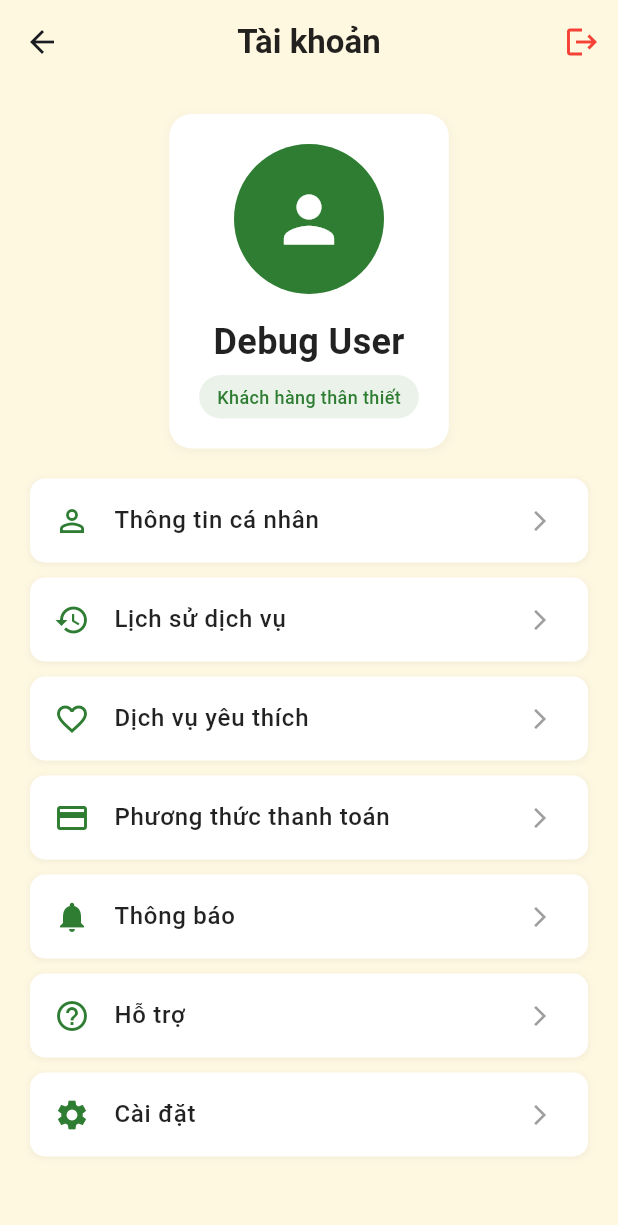
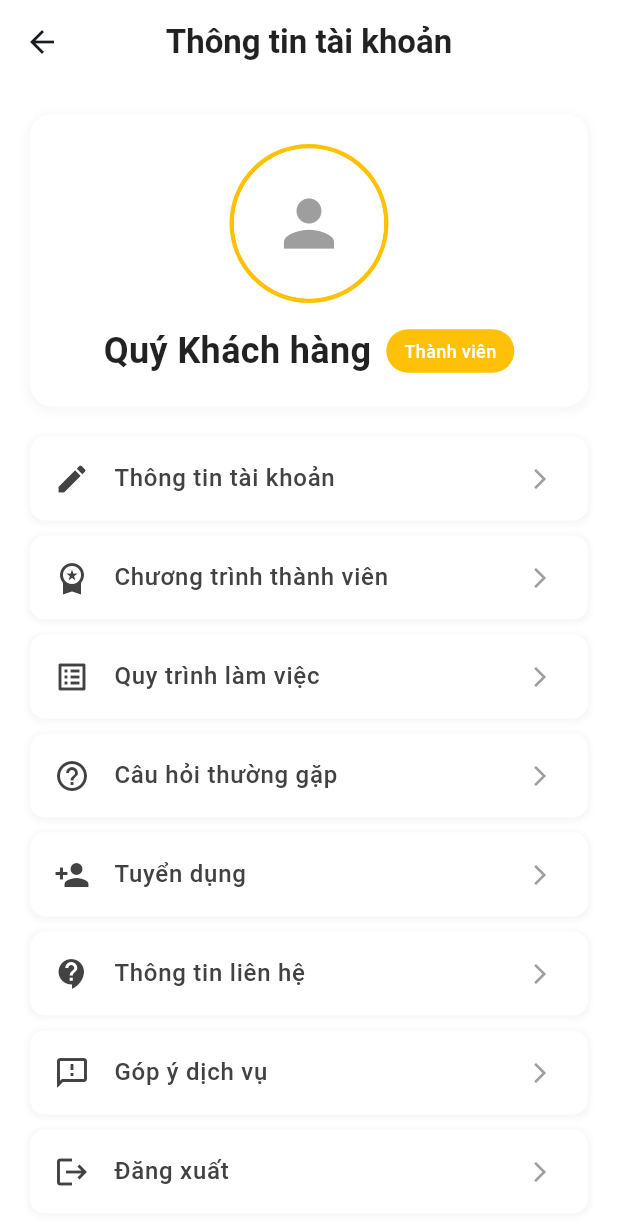
Before and after one commit to tuanpham2xx3/fix4home_mobile, a Flutter app: the ProfileScreen screen opened directly, on a phone screen of 412 x 824 dp. Shown: the top 1225 px of the screen. Run offline on Flutter 3.47's test engine with Material 3 defaults, Android fonts, the phone set to English and light mode, and no system bars; our stand-ins replace app_links, device_info_plus, dio, flutter_riverpod, flutter_secure_storage, flutter_svg and 4 more; accounts and stored records are empty.

Commit message:
implement profile screen

```diff
--- a/lib/features/home/presentation/profile_screen.dart
+++ b/lib/features/home/presentation/profile_screen.dart
@@ -1,6 +1,7 @@
 import 'package:flutter/material.dart';
 import 'package:flutter_riverpod/flutter_riverpod.dart';
 import '../../auth/application/auth_controller.dart';
+import 'feedback_screen.dart';
 
 class ProfileScreen extends ConsumerWidget {
   const ProfileScreen({super.key});
@@ -10,33 +11,25 @@ class ProfileScreen extends ConsumerWidget {
     final authState = ref.watch(authControllerProvider);
 
     return Scaffold(
-      backgroundColor: const Color(0xFFFFF8E1),
+      backgroundColor: Colors.white,
       appBar: AppBar(
         title: const Text(
-          'Tài khoản',
+          'Thông tin tài khoản',
           style: TextStyle(
             fontWeight: FontWeight.bold,
             color: Colors.black87,
           ),
         ),
-        backgroundColor: const Color(0xFFFFF8E1),
+        backgroundColor: Colors.white,
         elevation: 0,
         centerTitle: true,
-        actions: [
-          IconButton(
-            icon: const Icon(Icons.logout, color: Colors.red),
-            onPressed: () {
-              ref.read(authControllerProvider.notifier).logout();
-            },
-          ),
-        ],
       ),
       body: authState.when(
         data: (state) {
           return state.when(
             initial: () => const Center(child: Text('Đang khởi tạo...')),
             loading: () => const Center(child: CircularProgressIndicator()),
-            authenticated: (user) => _buildProfileContent(context, user.name),
+            authenticated: (user) => _buildProfileContent(context, ref),
             unauthenticated: () => const Center(child: Text('Chưa đăng nhập')),
             error: (message) => Center(child: Text('Lỗi: $message')),
           );
@@ -47,7 +40,7 @@ class ProfileScreen extends ConsumerWidget {
     );
   }
 
-  Widget _buildProfileContent(BuildContext context, String userName) {
+  Widget _buildProfileContent(BuildContext context, WidgetRef ref) {
     return SingleChildScrollView(
       padding: const EdgeInsets.all(20),
       child: Column(
@@ -69,39 +62,55 @@ class ProfileScreen extends ConsumerWidget {
             ),
             child: Column(
               children: [
-                const CircleAvatar(
+                // Avatar with yellow border
+                Container(
+                  decoration: BoxDecoration(
+                    shape: BoxShape.circle,
+                    border: Border.all(
+                      color: const Color(0xFFFFC107),
+                      width: 3,
+                    ),
+                  ),
+                  child: const CircleAvatar(
                     radius: 50,
-                  backgroundColor: Color(0xFF2E7D32),
+                    backgroundColor: Colors.white,
                     child: Icon(
                       Icons.person,
                       size: 50,
-                    color: Colors.white,
+                      color: Colors.grey,
+                    ),
                   ),
                 ),
                 const SizedBox(height: 15),
-                Text(
-                  userName,
-                  style: const TextStyle(
+                // Greeting and Member button
+                Row(
+                  mainAxisAlignment: MainAxisAlignment.center,
+                  children: [
+                    const Text(
+                      'Quý Khách hàng',
+                      style: TextStyle(
                         fontSize: 24,
                         fontWeight: FontWeight.bold,
                         color: Colors.black87,
                       ),
                     ),
-                const SizedBox(height: 5),
+                    const SizedBox(width: 10),
                     Container(
                       padding: const EdgeInsets.symmetric(horizontal: 12, vertical: 6),
                       decoration: BoxDecoration(
-                    color: const Color(0xFF2E7D32).withValues(alpha: 0.1),
+                        color: const Color(0xFFFFC107),
                         borderRadius: BorderRadius.circular(15),
                       ),
                       child: const Text(
-                    'Khách hàng thân thiết',
+                        'Thành viên',
                         style: TextStyle(
-                      color: Color(0xFF2E7D32),
+                          color: Colors.white,
                           fontSize: 12,
                           fontWeight: FontWeight.w500,
                         ),
                       ),
+                    ),
+                  ],
                 ),
               ],
             ),
@@ -111,39 +120,53 @@ class ProfileScreen extends ConsumerWidget {
 
           // Menu Items
           _buildMenuItem(
-            icon: Icons.person_outline,
-            title: 'Thông tin cá nhân',
+            icon: Icons.edit,
+            title: 'Thông tin tài khoản',
             onTap: () {},
           ),
           _buildMenuItem(
-            icon: Icons.history,
-            title: 'Lịch sử dịch vụ',
+            icon: Icons.workspace_premium,
+            title: 'Chương trình thành viên',
             onTap: () {},
           ),
           _buildMenuItem(
-            icon: Icons.favorite_outline,
-            title: 'Dịch vụ yêu thích',
-            onTap: () {},
-          ),
-          _buildMenuItem(
-            icon: Icons.payment,
-            title: 'Phương thức thanh toán',
-            onTap: () {},
-          ),
-          _buildMenuItem(
-            icon: Icons.notifications,
-            title: 'Thông báo',
+            icon: Icons.list_alt,
+            title: 'Quy trình làm việc',
             onTap: () {},
           ),
           _buildMenuItem(
             icon: Icons.help_outline,
-            title: 'Hỗ trợ',
+            title: 'Câu hỏi thường gặp',
             onTap: () {},
           ),
           _buildMenuItem(
-            icon: Icons.settings,
-            title: 'Cài đặt',
+            icon: Icons.person_add,
+            title: 'Tuyển dụng',
             onTap: () {},
+          ),
+          _buildMenuItem(
+            icon: Icons.contact_support,
+            title: 'Thông tin liên hệ',
+            onTap: () {},
+          ),
+          _buildMenuItem(
+            icon: Icons.feedback_outlined,
+            title: 'Góp ý dịch vụ',
+            onTap: () {
+              Navigator.push(
+                context,
+                MaterialPageRoute(
+                  builder: (context) => const FeedbackScreen(),
+                ),
+              );
+            },
+          ),
+          _buildMenuItem(
+            icon: Icons.logout,
+            title: 'Đăng xuất',
+            onTap: () {
+              ref.read(authControllerProvider.notifier).logout();
+            },
           ),
         ],
       ),
@@ -172,13 +195,13 @@ class ProfileScreen extends ConsumerWidget {
       child: ListTile(
         leading: Icon(
           icon,
-          color: const Color(0xFF2E7D32),
+          color: Colors.grey[800],
         ),
         title: Text(
           title,
-          style: const TextStyle(
+          style: TextStyle(
             fontWeight: FontWeight.w500,
-            color: Colors.black87,
+            color: Colors.grey[800],
           ),
         ),
         trailing: const Icon(
```
Lines whose indentation alone changed are shown as unchanged.
